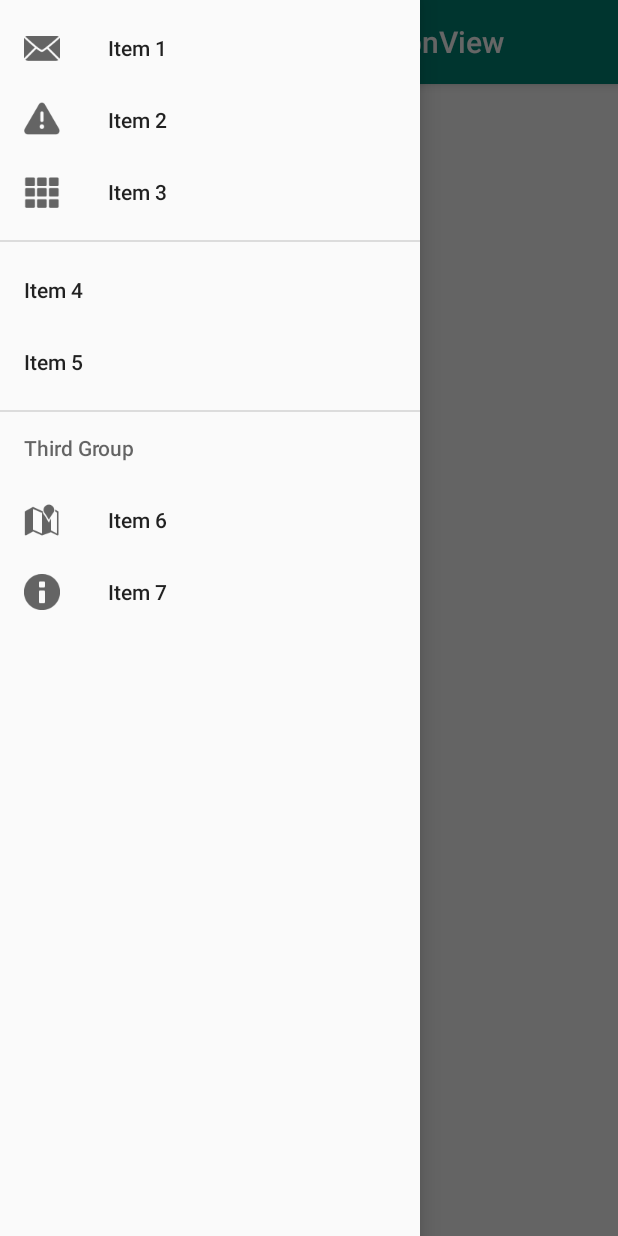
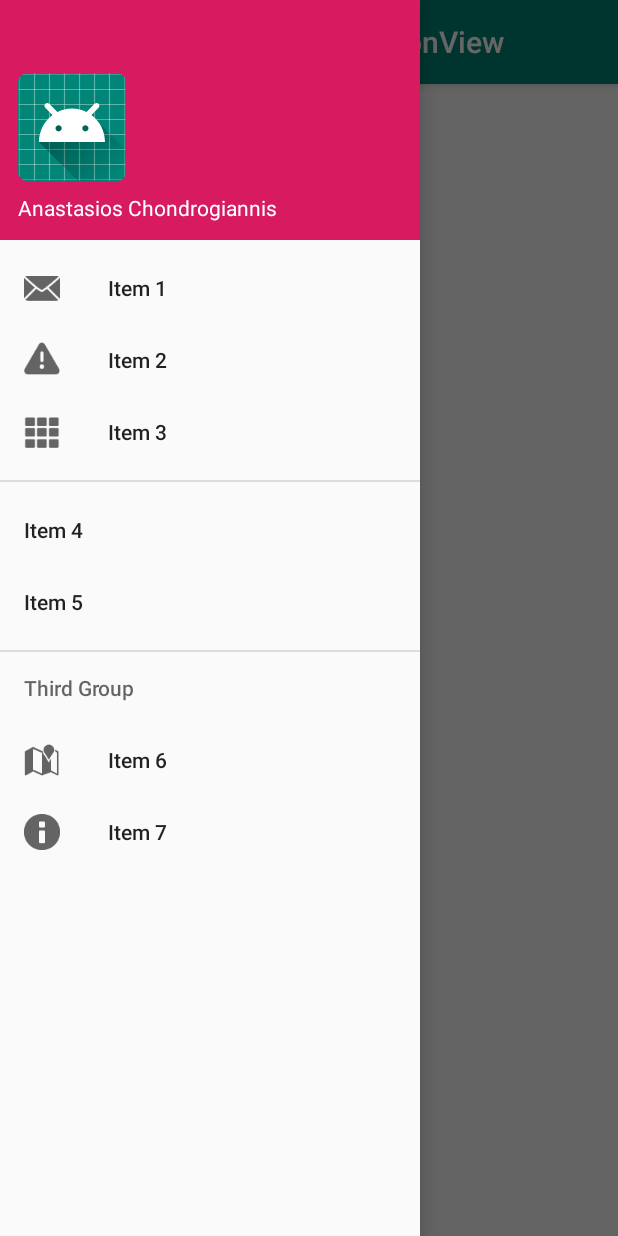
Before and after one commit to anastasioscho/android-tutorials, an Android app: the screen it shows after launch (MainActivity), with the side drawer open, on a phone screen of 412 x 824 dp. Run offline under Robolectric (Android 15) with nearby library versions, the phone set to English and light mode, and no system bars.

Commit message:
feat: Add the menu header
Project: drawerlayoutnavigationview

```diff
--- a/drawerlayoutnavigationview/app/src/main/res/layout/activity_main.xml
+++ b/drawerlayoutnavigationview/app/src/main/res/layout/activity_main.xml
@@ -45,6 +45,7 @@
             android:layout_width="wrap_content"
             android:layout_height="match_parent"
             android:layout_gravity="start"
+            app:headerLayout="@layout/drawer_menu_header"
             app:menu="@menu/menu_drawer"/>
 
 </androidx.drawerlayout.widget.DrawerLayout>
--- /dev/null
+++ b/drawerlayoutnavigationview/app/src/main/res/layout/drawer_menu_header.xml
@@ -0,0 +1,26 @@
+<?xml version="1.0" encoding="utf-8"?>
+<LinearLayout
+        xmlns:android="http://schemas.android.com/apk/res/android"
+        xmlns:tools="http://schemas.android.com/tools"
+        android:layout_width="match_parent"
+        android:layout_height="160dp"
+        android:orientation="vertical"
+        android:gravity="bottom"
+        android:padding="12dp"
+        android:background="@color/colorAccent"
+        android:theme="@style/ThemeOverlay.AppCompat.Dark">
+
+    <ImageView
+            android:layout_width="wrap_content"
+            android:layout_height="wrap_content"
+            android:src="@mipmap/ic_launcher_round"
+            tools:ignore="ContentDescription"/>
+
+    <TextView
+            android:layout_width="wrap_content"
+            android:layout_height="wrap_content"
+            android:paddingTop="8dp"
+            android:textAppearance="@style/TextAppearance.AppCompat.Body1"
+            android:text="@string/developer_name"/>
+
+</LinearLayout>
--- a/drawerlayoutnavigationview/app/src/main/res/values/strings.xml
+++ b/drawerlayoutnavigationview/app/src/main/res/values/strings.xml
@@ -11,4 +11,5 @@
     <string name="menu_group_3_title">Third Group</string>
     <string name="open_drawer">Open drawer</string>
     <string name="close_drawer">Close drawer</string>
+    <string name="developer_name">Anastasios Chondrogiannis</string>
 </resources>
```
